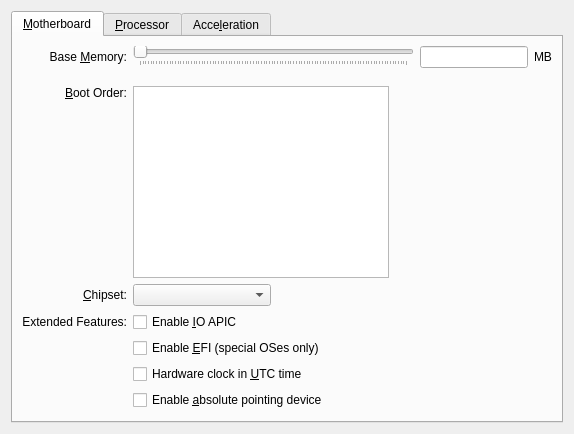
Qt form vbox/src/VBox/Frontends/VirtualBox/src/settings/machine/UIMachineSettingsSystem.ui (jljuxgm/vboxgit) before a commit.
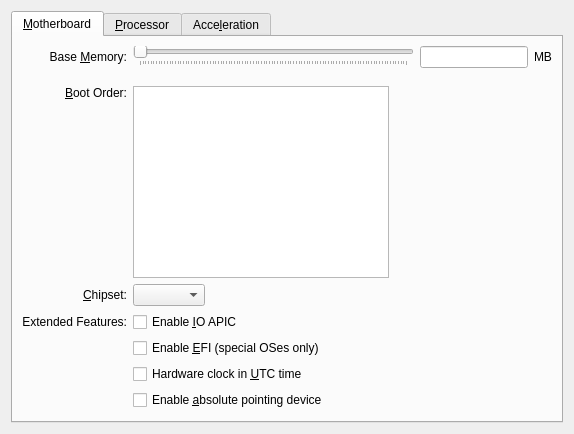
The same form after that commit. Icons and pictures are not drawn. Custom widgets are drawn as their Qt base class.

Commit message:
commit_34348 ------------------------------------------------------------------------ r34348 | vboxsync | 2010-11-25 08:45:35 +0800 (Thu, 25 Nov 2010) | 1 line
FE/Qt: Machine settings / System page / Motherboard tab: layout fix.
------------------------------------------------------------------------

The edit to the form file:
```diff
--- a/vbox/src/VBox/Frontends/VirtualBox/src/settings/machine/UIMachineSettingsSystem.ui
+++ b/vbox/src/VBox/Frontends/VirtualBox/src/settings/machine/UIMachineSettingsSystem.ui
@@ -303,7 +303,9 @@
          </property>
         </widget>
        </item>
-       <item row="4" column="1">
+       <item row="4" column="1" colspan="3">
+        <layout class="QHBoxLayout" name="mLtChipset">
+         <item>
         <widget class="QComboBox" name="mCbChipset">
          <property name="sizePolicy">
           <sizepolicy hsizetype="Minimum" vsizetype="Fixed">
@@ -316,6 +318,21 @@
          </property>
         </widget>
        </item>
+         <item>
+          <spacer name="mSpHor3">
+           <property name="orientation">
+            <enum>Qt::Horizontal</enum>
+           </property>
+           <property name="sizeHint" stdset="0">
+            <size>
+             <width>0</width>
+             <height>0</height>
+            </size>
+           </property>
+          </spacer>
+         </item>
+        </layout>
+       </item>
        <item row="5" column="0">
         <widget class="QLabel" name="mLbMotherboardExtended">
          <property name="sizePolicy">
```
Left out of the diff: 2 changed lines with no effect on the pictures. Lines whose indentation alone changed are shown as unchanged.
